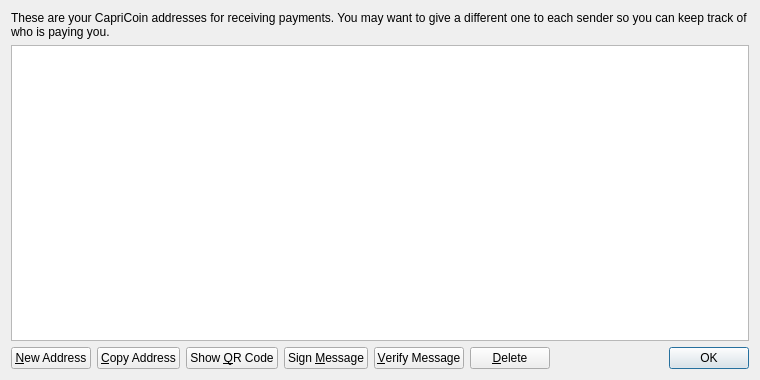
This is src/qt/forms/addressbookpage.ui in Capricoinofficial/Capricoin as Qt 5 draws it before an edit. The edited form follows.
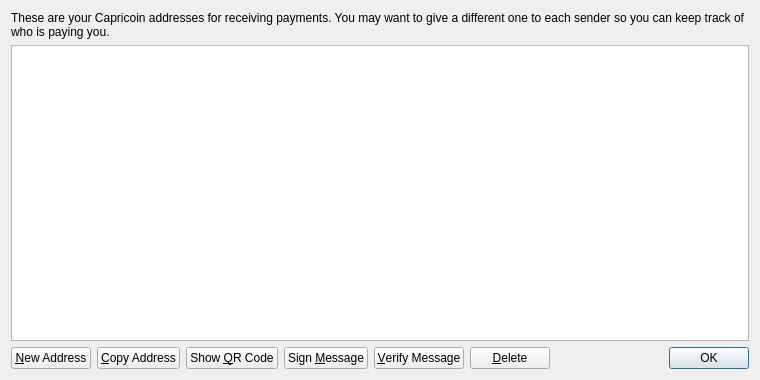
This is the edited form. Icons and pictures are not drawn.

Patch:
```diff
--- a/src/qt/forms/addressbookpage.ui
+++ b/src/qt/forms/addressbookpage.ui
@@ -17,7 +17,7 @@
    <item>
     <widget class="QLabel" name="labelExplanation">
      <property name="text">
-      <string>These are your CapriCoin addresses for receiving payments. You may want to give a different one to each sender so you can keep track of who is paying you.</string>
+      <string>These are your Capricoin addresses for receiving payments. You may want to give a different one to each sender so you can keep track of who is paying you.</string>
      </property>
      <property name="textFormat">
       <enum>Qt::PlainText</enum>
```
Left out of the diff: 4 changed lines with no effect on the pictures.
